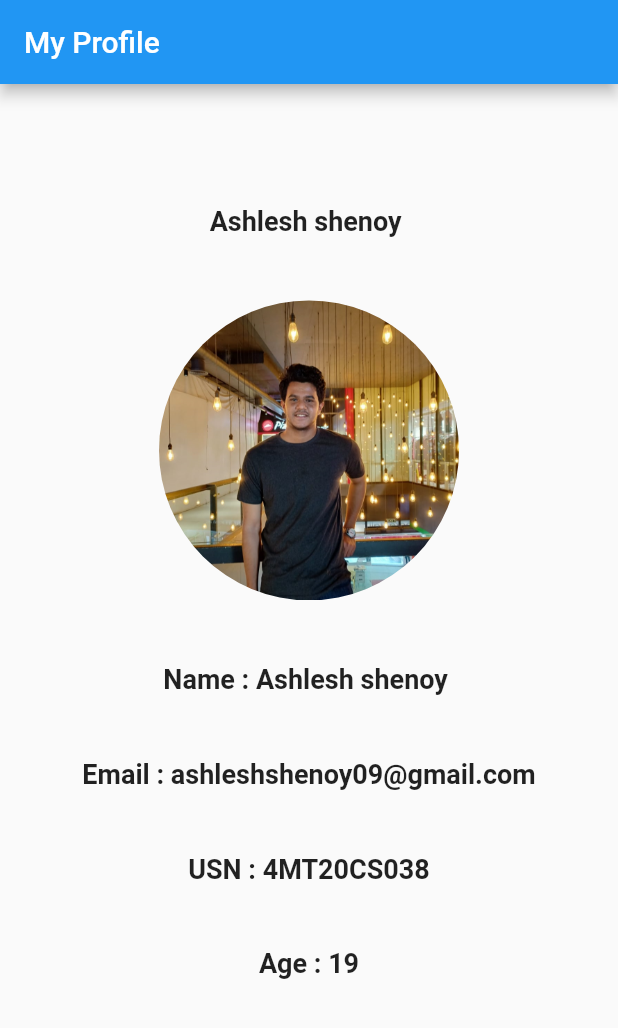
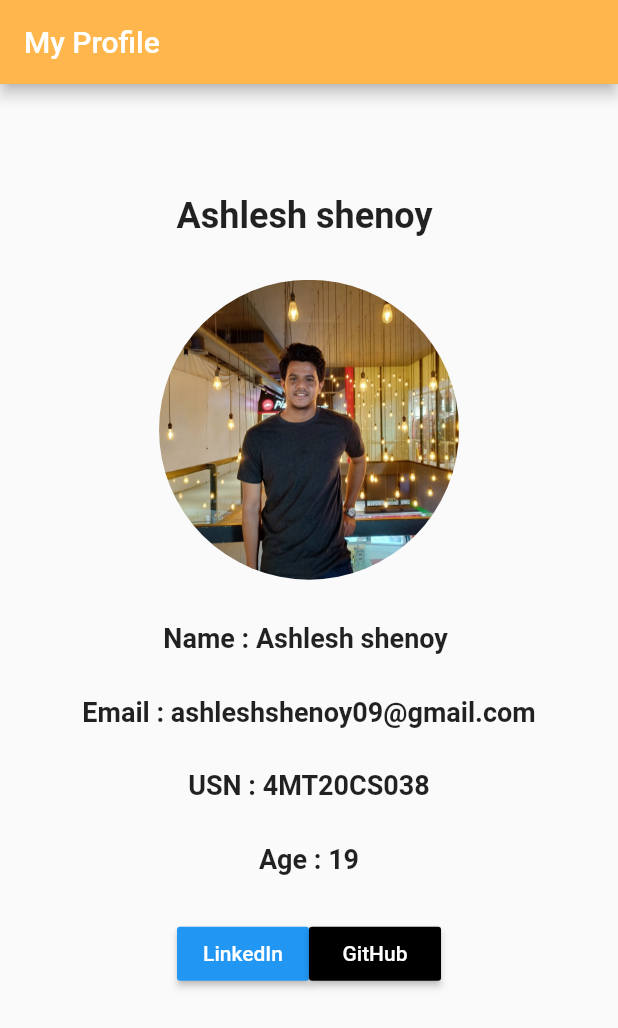
Before and after one commit to ashleshshenoy/android-ape, a Flutter app: the screen it shows after launch, on a phone screen of 412 x 824 dp. Shown: the top 1028 px of the screen. Run offline on Flutter 3.47's test engine with Material 2 defaults, Android fonts, the phone set to English and light mode, and no system bars.

Commit message:
links added

```diff
--- a/lib/main.dart
+++ b/lib/main.dart
@@ -1,4 +1,4 @@
-import 'package:app/views/profilePage.dart';
+import './views/profilePage.dart';
 import 'package:flutter/material.dart';
 
 void main() {
--- a/lib/views/profilePage.dart
+++ b/lib/views/profilePage.dart
@@ -1,14 +1,24 @@
 import 'package:flutter/material.dart';
+import 'package:url_launcher/url_launcher.dart';
 
-import 'package:flutter/material.dart';
+
+
+
 
 class MyProfile extends StatelessWidget {
   const MyProfile({Key? key}) : super(key: key);
 
+  static String _linkedUrl = 'https://www.linkedin.com/in/ashlesh-shenoy/';
+  static String _GithubUrl = "https://github.com/ashleshshenoy";
+
+  void  _launchURL( String _url) async {
+  if (!await launch(_url)) throw 'Could not launch $_url';
+  }
+
   @override
   Widget build(BuildContext context) {
     return Scaffold(
-      appBar:  AppBar( title: Text("My Profile")),
+      appBar:  AppBar( title: Text("My Profile") , backgroundColor: Colors.orange.shade300 ),
       body : Container(
 
           padding: EdgeInsets.only(top: 60),
@@ -21,8 +31,8 @@ class MyProfile extends StatelessWidget {
             crossAxisAlignment : CrossAxisAlignment.center,
 
             children:[
-              Text("Ashlesh shenoy ", style: TextStyle(fontSize:18, fontWeight: FontWeight.bold),),
-             Container(
+            Text("Ashlesh shenoy ", style: TextStyle(fontSize:24, fontWeight: FontWeight.bold),),
+            Container(
                 width: 200,
                 height: 200,
                 decoration: BoxDecoration(
@@ -37,6 +47,22 @@ class MyProfile extends StatelessWidget {
               Text("Email : ashleshshenoy09@gmail.com", style: TextStyle(fontSize:18, fontWeight: FontWeight.bold)),
               Text("USN : 4MT20CS038", style: TextStyle(fontSize:18, fontWeight: FontWeight.bold),),
               Text("Age : 19", style: TextStyle(fontSize:18, fontWeight: FontWeight.bold),),
+              Row(
+                mainAxisAlignment: MainAxisAlignment.center,
+                children: [
+                RaisedButton(
+                color: Colors.blue,
+                onPressed: () => _launchURL(_linkedUrl),
+
+                child: Text('LinkedIn', style: TextStyle(color: Colors.white)),
+                ),
+                RaisedButton(
+                  color: Colors.black,
+                  onPressed: () => _launchURL(_GithubUrl),
+                  child: Text('GitHub', style: TextStyle(color: Colors.white)),
+                ),
+
+              ]),
 
 
             ]
--- a/pubspec.yaml
+++ b/pubspec.yaml
@@ -40,7 +40,11 @@ dev_dependencies:
   flutter_test:
     sdk: flutter
 
-  # The "flutter_lints" package below contains a set of recommended lints to
+
+
+
+
+    # The "flutter_lints" package below contains a set of recommended lints to
   # encourage good coding practices. The lint set provided by the package is
   # activated in the `analysis_options.yaml` file located at the root of your
   # package. See that file for information about deactivating specific lint
```
